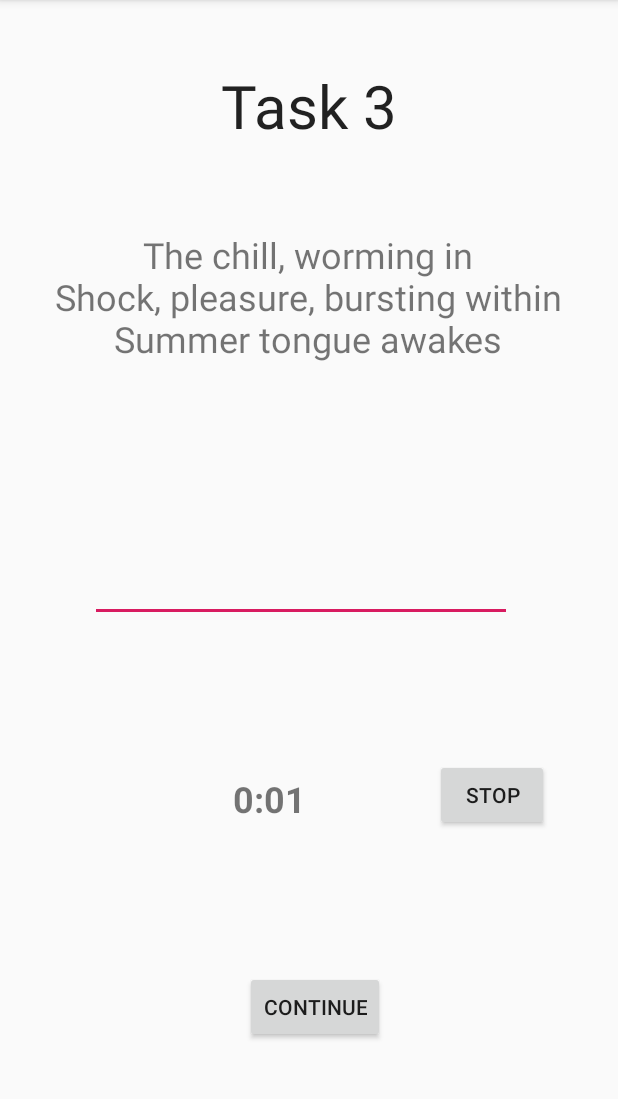
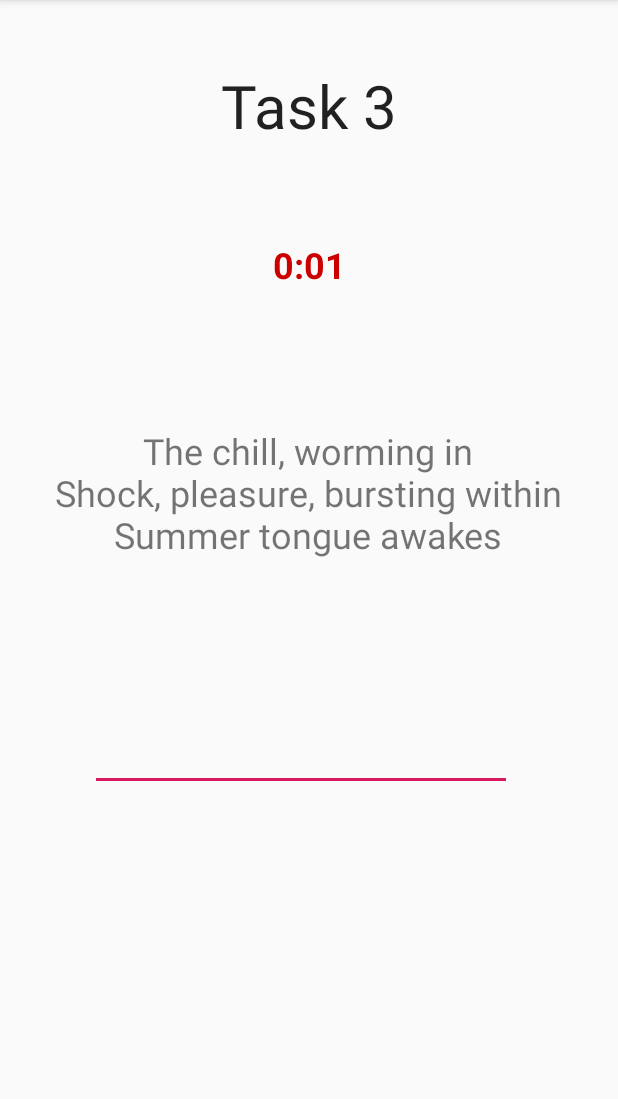
Before and after one commit to magnusrand/HCIGestureApp, an Android app: the Task3Activity screen opened directly, with no data from a screen before it, after a tap on "START", on a phone screen of 412 x 824 dp, the part 84-1183 px from its top. Run offline under Robolectric (Android 15) with nearby library versions, the phone set to English and light mode, and no system bars.

Commit message:
- Design changes - Slight change to timer - Hiding buttons n stuff

```diff
--- a/HCIProject/app/src/main/java/com/hci/hciresearchprojectapp/Task1Activity.java
+++ b/HCIProject/app/src/main/java/com/hci/hciresearchprojectapp/Task1Activity.java
@@ -6,12 +6,14 @@ import android.annotation.SuppressLint;
 import android.app.Activity;
 import android.app.Dialog;
 import android.app.ProgressDialog;
+import android.content.Context;
 import android.content.Intent;
 import android.os.Bundle;
 import android.os.CountDownTimer;
 import android.os.Handler;
 import android.text.InputType;
 import android.view.View;
+import android.view.inputmethod.InputMethodManager;
 import android.widget.Button;
 import android.widget.MultiAutoCompleteTextView;
 import android.widget.ProgressBar;
@@ -20,6 +22,7 @@ import android.widget.TextView;
 public class Task1Activity extends AppCompatActivity {
     private static final int REQ_Task1ToCalm = 112;
     TextView task1Timer;
+    Button continueFromTask1Btn;
     long startTime = 0;
 
     Handler timerHandler = new Handler();
@@ -42,11 +45,11 @@ public class Task1Activity extends AppCompatActivity {
         super.onCreate(savedInstanceState);
         setContentView(R.layout.activity_task1);
 
-        MultiAutoCompleteTextView task1TxtInput = findViewById(R.id.task1TxtInput);
+        final MultiAutoCompleteTextView task1TxtInput = findViewById(R.id.task1TxtInput);
         task1TxtInput.setInputType(InputType.TYPE_TEXT_VARIATION_VISIBLE_PASSWORD);
         //Do some handling with the txt input
 
-        TextView task1Text = findViewById(R.id.task1Txt);
+        final TextView task1Text = findViewById(R.id.task1Txt);
         task1Text.setText("JANUARY\n" +
                 "Delightful display\n" +
                 "Snowdrops bow their pure white heads\n" +
@@ -58,19 +61,24 @@ public class Task1Activity extends AppCompatActivity {
         startTimerBtn.setOnClickListener(new View.OnClickListener() {
             @Override
             public void onClick(View v) {
-                Button btn = (Button) v;
-                if(btn.getText().equals("stop")){
-                    timerHandler.removeCallbacks(timerRunnable);
-                    btn.setText("start");
-                } else {
-                    startTime = System.currentTimeMillis();
-                    timerHandler.postDelayed(timerRunnable, 0);
-                    btn.setText("stop");
-                }
+                Button btn = (Button)v;
+                task1TxtInput.setVisibility(View.VISIBLE);
+                startTime = System.currentTimeMillis();
+                timerHandler.postDelayed(timerRunnable, 0);
+                btn.setVisibility(View.INVISIBLE);
+                timerHandler.postDelayed(new Runnable() {
+                    @Override
+                    public void run() {
+                        timerHandler.removeCallbacks(timerRunnable);
+                        closeKeyboard();
+                        task1TxtInput.setVisibility(View.INVISIBLE);
+                        continueFromTask1Btn.setVisibility(View.VISIBLE);
+                    }
+                }, 11000); //set correct time here
             }
         });
 
-        Button continueFromTask1Btn = findViewById(R.id.continueFromTask1Btn);
+        continueFromTask1Btn = findViewById(R.id.continueFromTask1Btn);
         continueFromTask1Btn.setOnClickListener(new View.OnClickListener() {
             @Override
             public void onClick(View view) {
@@ -79,6 +87,14 @@ public class Task1Activity extends AppCompatActivity {
                 startActivity(continueToCalmPhaseIntent);
             }
         });
+    }
+
+    private void closeKeyboard() {
+        View view = this.getCurrentFocus();
+        if (view != null) {
+            InputMethodManager imm = (InputMethodManager) getSystemService(Context.INPUT_METHOD_SERVICE);
+            imm.hideSoftInputFromWindow(view.getWindowToken(), 0);
+        }
     }
 
     @Override
--- a/HCIProject/app/src/main/java/com/hci/hciresearchprojectapp/Task3Activity.java
+++ b/HCIProject/app/src/main/java/com/hci/hciresearchprojectapp/Task3Activity.java
@@ -4,11 +4,13 @@ import androidx.appcompat.app.AppCompatActivity;
 
 import android.annotation.SuppressLint;
 import android.app.Activity;
+import android.content.Context;
 import android.content.Intent;
 import android.os.Bundle;
 import android.os.Handler;
 import android.text.InputType;
 import android.view.View;
+import android.view.inputmethod.InputMethodManager;
 import android.widget.Button;
 import android.widget.MultiAutoCompleteTextView;
 import android.widget.ProgressBar;
@@ -17,6 +19,7 @@ import android.widget.TextView;
 public class Task3Activity extends AppCompatActivity {
     private static final int REQ_Task3ToCalm = 114;
     TextView task3Timer;
+    Button continueFromTask3Btn;
     long startTime = 0;
 
     Handler timerHandler = new Handler();
@@ -38,7 +41,7 @@ public class Task3Activity extends AppCompatActivity {
         super.onCreate(savedInstanceState);
         setContentView(R.layout.activity_task3);
 
-        MultiAutoCompleteTextView task3TxtInput = findViewById(R.id.task3TxtInput);
+        final MultiAutoCompleteTextView task3TxtInput = findViewById(R.id.task3TxtInput);
         task3TxtInput.setInputType(InputType.TYPE_TEXT_VARIATION_VISIBLE_PASSWORD);
         //Do some handling with the txt input
 
@@ -53,19 +56,24 @@ public class Task3Activity extends AppCompatActivity {
         startTimerBtn.setOnClickListener(new View.OnClickListener() {
             @Override
             public void onClick(View v) {
-                Button btn = (Button) v;
-                if(btn.getText().equals("stop")){
-                    timerHandler.removeCallbacks(timerRunnable);
-                    btn.setText("start");
-                } else {
-                    startTime = System.currentTimeMillis();
-                    timerHandler.postDelayed(timerRunnable, 0);
-                    btn.setText("stop");
-                }
+                Button btn = (Button)v;
+                task3TxtInput.setVisibility(View.VISIBLE);
+                startTime = System.currentTimeMillis();
+                timerHandler.postDelayed(timerRunnable, 0);
+                btn.setVisibility(View.INVISIBLE);
+                timerHandler.postDelayed(new Runnable() {
+                    @Override
+                    public void run() {
+                        timerHandler.removeCallbacks(timerRunnable);
+                        closeKeyboard();
+                        task3TxtInput.setVisibility(View.INVISIBLE);
+                        continueFromTask3Btn.setVisibility(View.VISIBLE);
+                    }
+                }, 11000); //set correct time here
             }
         });
 
-        Button continueFromTask3Btn = findViewById(R.id.continueFromTask3Btn);
+        continueFromTask3Btn = findViewById(R.id.continueFromTask3Btn);
         continueFromTask3Btn.setOnClickListener(new View.OnClickListener() {
             @Override
             public void onClick(View view) {
@@ -76,6 +84,13 @@ public class Task3Activity extends AppCompatActivity {
         });
     }
 
+    private void closeKeyboard() {
+        View view = this.getCurrentFocus();
+        if (view != null) {
+            InputMethodManager imm = (InputMethodManager) getSystemService(Context.INPUT_METHOD_SERVICE);
+            imm.hideSoftInputFromWindow(view.getWindowToken(), 0);
+        }
+    }
     @Override
     public void onPause() {
         super.onPause();
--- a/HCIProject/app/src/main/res/layout/activity_task3.xml
+++ b/HCIProject/app/src/main/res/layout/activity_task3.xml
@@ -33,10 +33,11 @@
         app:layout_constraintHorizontal_bias="0.491"
         app:layout_constraintStart_toStartOf="parent"
         app:layout_constraintTop_toBottomOf="@+id/task3TitleTxt"
-        app:layout_constraintVertical_bias="0.097" />
+        app:layout_constraintVertical_bias="0.349" />
 
     <MultiAutoCompleteTextView
         android:id="@+id/task3TxtInput"
+        android:visibility="invisible"
         android:layout_width="281dp"
         android:layout_height="59dp"
         app:layout_constraintBottom_toBottomOf="parent"
@@ -48,37 +49,41 @@
 
     <Button
         android:id="@+id/continueFromTask3Btn"
+        android:visibility="invisible"
         android:layout_width="wrap_content"
         android:layout_height="wrap_content"
         android:layout_marginBottom="56dp"
         android:text="@string/Continue"
         app:layout_constraintBottom_toBottomOf="parent"
         app:layout_constraintEnd_toEndOf="parent"
-        app:layout_constraintHorizontal_bias="0.512"
+        app:layout_constraintHorizontal_bias="0.487"
         app:layout_constraintStart_toStartOf="parent"
         app:layout_constraintTop_toBottomOf="@+id/task3Txt"
-        app:layout_constraintVertical_bias="0.955" />
+        app:layout_constraintVertical_bias="0.971" />
+
     <TextView
         android:id="@+id/task3Timer"
-        android:layout_width="101dp"
-        android:layout_height="30dp"
+        android:layout_width="114dp"
+        android:layout_height="67dp"
+        android:textAlignment="center"
+        android:textColor="@android:color/holo_red_dark"
         android:textSize="24sp"
         android:textStyle="bold"
-        app:layout_constraintBottom_toTopOf="@+id/continueFromTask3Btn"
+        app:layout_constraintBottom_toTopOf="@+id/task3Txt"
         app:layout_constraintEnd_toEndOf="parent"
         app:layout_constraintStart_toStartOf="parent"
-        app:layout_constraintTop_toBottomOf="@+id/task3TxtInput" />
+        app:layout_constraintTop_toBottomOf="@+id/task3TitleTxt" />
 
     <Button
         android:id="@+id/startTask3TimerBtn"
         android:layout_width="76dp"
         android:layout_height="48dp"
-        android:layout_marginStart="24dp"
         android:text="@string/start"
+        android:textAlignment="center"
         app:layout_constraintBottom_toTopOf="@+id/continueFromTask3Btn"
         app:layout_constraintEnd_toEndOf="parent"
-        app:layout_constraintHorizontal_bias="0.163"
-        app:layout_constraintStart_toEndOf="@+id/task3Timer"
+        app:layout_constraintHorizontal_bias="0.486"
+        app:layout_constraintStart_toStartOf="parent"
         app:layout_constraintTop_toBottomOf="@+id/task3TxtInput"
-        app:layout_constraintVertical_bias="0.494" />
+        app:layout_constraintVertical_bias="0.516" />
 </androidx.constraintlayout.widget.ConstraintLayout>
```
Also changed, not shown: HCIProject/app/src/main/java/com/hci/hciresearchprojectapp/RelaxNResetActivity.java (+18 -11 lines), HCIProject/app/src/main/java/com/hci/hciresearchprojectapp/Task2Activity.java (+28 -13 lines), HCIProject/app/src/main/java/com/hci/hciresearchprojectapp/Task4Activity.java (+27 -12 lines), HCIProject/app/src/main/java/com/hci/hciresearchprojectapp/TrainingActivity.java (+28 -10 lines), HCIProject/app/src/main/res/layout/activity_relax_nreset.xml (+18 -13 lines), HCIProject/app/src/main/res/layout/activity_task1.xml (+13 -8 lines), HCIProject/app/src/main/res/layout/activity_task2.xml (+14 -15 lines), HCIProject/app/src/main/res/layout/activity_task4.xml (+11 -9 lines), HCIProject/app/src/main/res/layout/activity_training.xml (+14 -11 lines).
